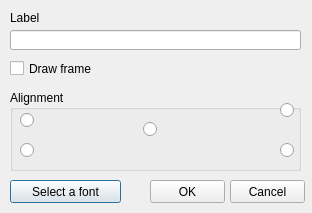
This is cinserttext.ui in PavelMr/skytechx as Qt 5 draws it before an edit. The edited form follows.
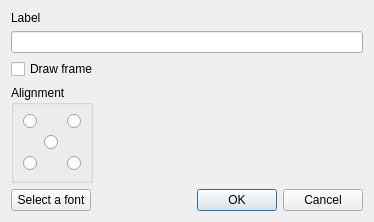
This is the edited form.

The edit to the form file:
```diff
--- a/cinserttext.ui
+++ b/cinserttext.ui
@@ -6,166 +6,160 @@
    <rect>
     <x>0</x>
     <y>0</y>
-    <width>312</width>
-    <height>213</height>
+    <width>374</width>
+    <height>211</height>
    </rect>
   </property>
   <property name="windowTitle">
    <string>Insert text</string>
   </property>
-  <widget class="QLineEdit" name="lineEdit">
-   <property name="geometry">
-    <rect>
-     <x>10</x>
-     <y>30</y>
-     <width>291</width>
-     <height>20</height>
-    </rect>
-   </property>
-  </widget>
+  <layout class="QVBoxLayout" name="verticalLayout_2">
+   <item>
+    <layout class="QVBoxLayout" name="verticalLayout">
+     <item>
   <widget class="QLabel" name="label">
-   <property name="geometry">
-    <rect>
-     <x>10</x>
-     <y>10</y>
-     <width>71</width>
-     <height>16</height>
-    </rect>
-   </property>
    <property name="text">
     <string>Label</string>
    </property>
   </widget>
+     </item>
+     <item>
+      <widget class="QLineEdit" name="lineEdit"/>
+     </item>
+     <item>
+      <widget class="QCheckBox" name="checkBox">
+       <property name="text">
+        <string>Draw frame</string>
+       </property>
+      </widget>
+     </item>
+     <item>
   <widget class="QGroupBox" name="groupBox">
-   <property name="geometry">
-    <rect>
-     <x>10</x>
-     <y>90</y>
-     <width>291</width>
-     <height>81</height>
-    </rect>
+       <property name="sizePolicy">
+        <sizepolicy hsizetype="Fixed" vsizetype="Fixed">
+         <horstretch>0</horstretch>
+         <verstretch>0</verstretch>
+        </sizepolicy>
    </property>
    <property name="title">
     <string>Alignment</string>
    </property>
-   <widget class="QRadioButton" name="radioButton">
-    <property name="geometry">
-     <rect>
-      <x>10</x>
-      <y>22</y>
-      <width>82</width>
-      <height>17</height>
-     </rect>
-    </property>
-    <property name="text">
-     <string/>
-    </property>
-   </widget>
-   <widget class="QRadioButton" name="radioButton_2">
-    <property name="geometry">
-     <rect>
-      <x>10</x>
-      <y>52</y>
-      <width>82</width>
-      <height>17</height>
-     </rect>
-    </property>
-    <property name="text">
-     <string/>
-    </property>
-   </widget>
+       <layout class="QVBoxLayout" name="verticalLayout_4">
+        <item>
+         <layout class="QGridLayout" name="gridLayout" columnstretch="1,1,1">
+          <item row="2" column="2">
    <widget class="QRadioButton" name="radioButton_3">
-    <property name="geometry">
-     <rect>
-      <x>270</x>
-      <y>52</y>
-      <width>16</width>
-      <height>17</height>
-     </rect>
+            <property name="layoutDirection">
+             <enum>Qt::RightToLeft</enum>
     </property>
     <property name="text">
      <string/>
     </property>
    </widget>
+          </item>
+          <item row="2" column="0">
+           <widget class="QRadioButton" name="radioButton_2">
+            <property name="text">
+             <string/>
+            </property>
+           </widget>
+          </item>
+          <item row="0" column="2">
    <widget class="QRadioButton" name="radioButton_4">
-    <property name="geometry">
-     <rect>
-      <x>270</x>
-      <y>12</y>
-      <width>16</width>
-      <height>17</height>
-     </rect>
+            <property name="layoutDirection">
+             <enum>Qt::RightToLeft</enum>
     </property>
     <property name="text">
      <string/>
     </property>
    </widget>
+          </item>
+          <item row="1" column="1">
    <widget class="QRadioButton" name="radioButton_5">
-    <property name="geometry">
-     <rect>
-      <x>133</x>
-      <y>31</y>
-      <width>16</width>
-      <height>17</height>
-     </rect>
+            <property name="layoutDirection">
+             <enum>Qt::LeftToRight</enum>
     </property>
     <property name="text">
      <string/>
     </property>
    </widget>
-  </widget>
+          </item>
+          <item row="0" column="0">
+           <widget class="QRadioButton" name="radioButton">
+            <property name="text">
+             <string/>
+            </property>
+           </widget>
+          </item>
+          <item row="1" column="0">
+           <widget class="QLabel" name="label_2">
+            <property name="text">
+             <string/>
+            </property>
+           </widget>
+          </item>
+         </layout>
+        </item>
+       </layout>
+      </widget>
+     </item>
+     <item>
+      <spacer name="verticalSpacer">
+       <property name="orientation">
+        <enum>Qt::Vertical</enum>
+       </property>
+       <property name="sizeHint" stdset="0">
+        <size>
+         <width>20</width>
+         <height>40</height>
+        </size>
+       </property>
+      </spacer>
+     </item>
+     <item>
+      <layout class="QHBoxLayout" name="horizontalLayout">
+       <item>
   <widget class="QPushButton" name="pushButton">
-   <property name="geometry">
-    <rect>
-     <x>10</x>
-     <y>180</y>
-     <width>111</width>
-     <height>23</height>
-    </rect>
-   </property>
    <property name="text">
     <string>Select a font</string>
    </property>
   </widget>
-  <widget class="QPushButton" name="pushButton_2">
-   <property name="geometry">
-    <rect>
-     <x>230</x>
-     <y>180</y>
-     <width>75</width>
-     <height>23</height>
-    </rect>
-   </property>
-   <property name="text">
-    <string>Cancel</string>
-   </property>
-  </widget>
+       </item>
+       <item>
+        <spacer name="horizontalSpacer">
+         <property name="orientation">
+          <enum>Qt::Horizontal</enum>
+         </property>
+         <property name="sizeHint" stdset="0">
+          <size>
+           <width>40</width>
+           <height>20</height>
+          </size>
+         </property>
+        </spacer>
+       </item>
+       <item>
   <widget class="QPushButton" name="pushButton_3">
-   <property name="geometry">
-    <rect>
-     <x>150</x>
-     <y>180</y>
-     <width>75</width>
-     <height>23</height>
-    </rect>
-   </property>
    <property name="text">
     <string>OK</string>
    </property>
-  </widget>
-  <widget class="QCheckBox" name="checkBox">
-   <property name="geometry">
-    <rect>
-     <x>10</x>
-     <y>60</y>
-     <width>291</width>
-     <height>17</height>
-    </rect>
-   </property>
+         <property name="default">
+          <bool>true</bool>
+         </property>
+        </widget>
+       </item>
+       <item>
+        <widget class="QPushButton" name="pushButton_2">
    <property name="text">
-    <string>Draw frame</string>
-   </property>
-  </widget>
+          <string>Cancel</string>
+         </property>
+        </widget>
+       </item>
+      </layout>
+     </item>
+    </layout>
+   </item>
+  </layout>
  </widget>
  <resources/>
  <connections/>
```
Left out of the diff: 12 changed lines with no effect on the pictures. Lines whose indentation alone changed are shown as unchanged.
